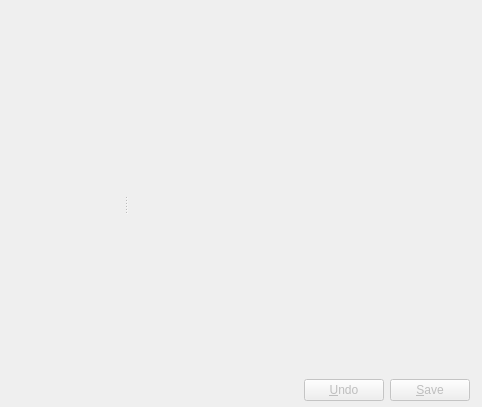
KDE/kwalletmanager, file src/manager/walletwidget.ui: the form before one commit.
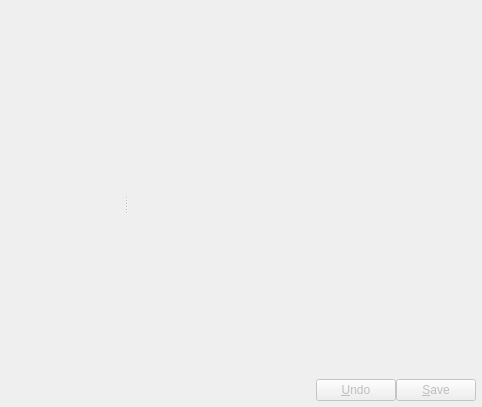
The form after the commit. Custom widgets are drawn as their Qt base class.

Commit message: Fix margins of undo and save button

Diff of the .ui file:
```diff
--- a/src/manager/walletwidget.ui
+++ b/src/manager/walletwidget.ui
@@ -53,15 +53,26 @@
      </widget>
      <widget class="QWidget" name="layout3">
       <layout class="QVBoxLayout" name="verticalLayout_4">
+       <property name="spacing">
+        <number>0</number>
+       </property>
+       <item>
+        <layout class="QVBoxLayout" name="verticalLayout_4">
        <property name="leftMargin">
         <number>6</number>
        </property>
-       <property name="rightMargin">
-        <number>6</number>
-       </property>
        <property name="topMargin">
         <number>6</number>
        </property>
+         <property name="rightMargin">
+          <number>6</number>
+         </property>
+         <property name="bottomMargin">
+          <number>0</number>
+         </property>
+         <property name="spacing">
+          <number>6</number>
+         </property>
        <item>
         <layout class="QHBoxLayout">
          <property name="margin">
@@ -277,6 +288,8 @@
           </layout>
          </widget>
         </widget>
+         </item>
+        </layout>
        </item>
        <item>
         <layout class="QHBoxLayout" name="horizontalLayout_4">
```
Lines whose indentation alone changed are shown as unchanged.
